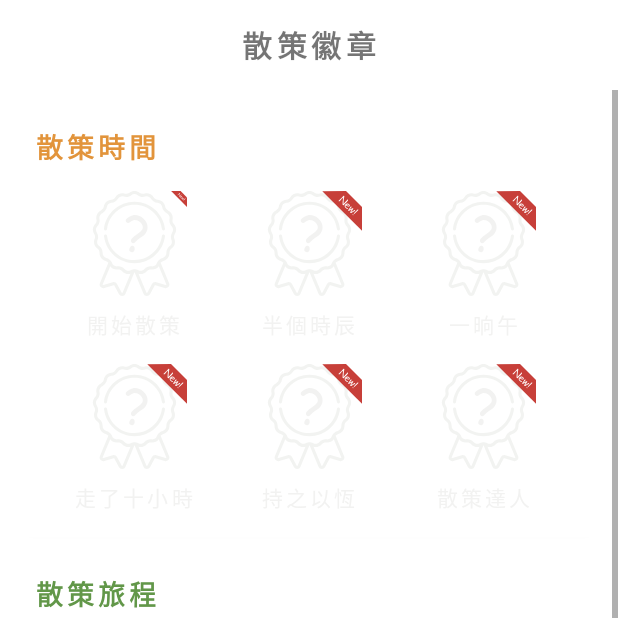
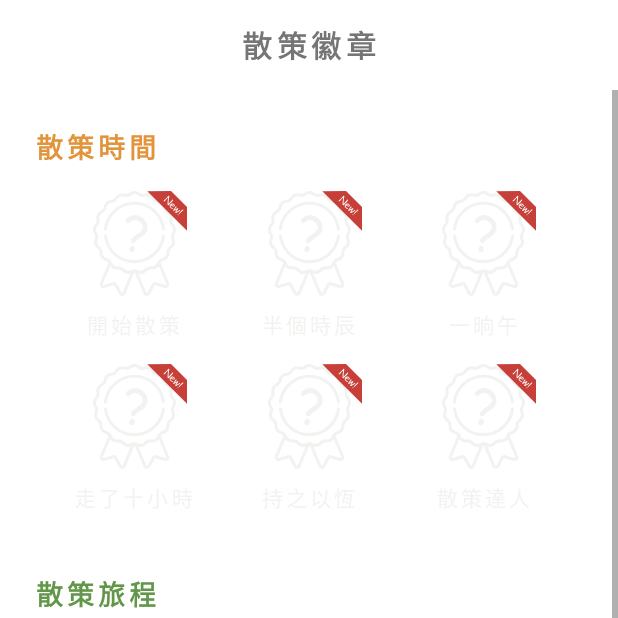
Before and after one commit to jamestsunghan/walkable-city, an Android app: the BadgeFragment screen opened through its navigation route, on a phone screen of 412 x 824 dp, the top half of it. Run offline under Robolectric (Android 15) with nearby library versions, the phone set to English and light mode, and no system bars; our stand-ins replace Firebase (no records; nobody signed in at launch, a user with empty details on screens opened directly), data binding; libraries missing offline, so code that uses them is left out: androidx.constraintlayout.widget; 72 statements that could not run were skipped.

Commit message:
Adjust image size for badge hour 0 new in badge fragment

```diff
--- a/app/src/main/res/layout/fragment_badge.xml
+++ b/app/src/main/res/layout/fragment_badge.xml
@@ -80,8 +80,8 @@
 
                     <ImageView
                         android:id="@+id/badge_hour_0_new"
-                        android:layout_width="wrap_content"
-                        android:layout_height="wrap_content"
+                        android:layout_width="60dp"
+                        android:layout_height="60dp"
                         android:contentDescription="@string/new_badge"
                         android:visibility="@{BadgeType.ACCU_HOUR.accuBadgeDisPlay(user.accumulatedHour.total, viewModel.accuHour, 1)? View.VISIBLE : View.GONE}"
                         app:layout_constraintEnd_toEndOf="@+id/badge_hour_0"
```
